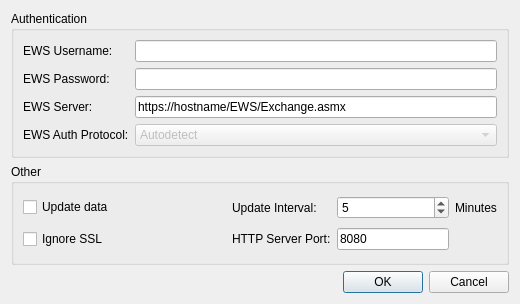
Qt form Calendar-Infoscreen/ui/Preferences.ui (karivatj/Script-Tools) before a commit.
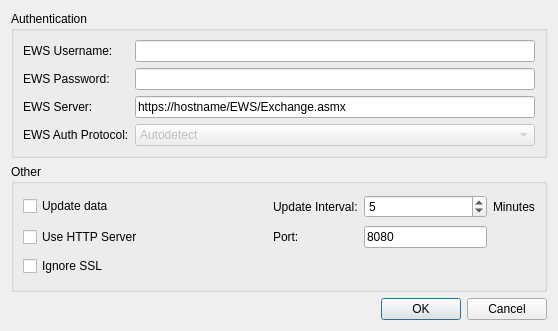
The same form after that commit.

Commit message: Moved server launch widget to Preferences

Diff of the .ui file:
```diff
--- a/Calendar-Infoscreen/ui/Preferences.ui
+++ b/Calendar-Infoscreen/ui/Preferences.ui
@@ -6,8 +6,8 @@
    <rect>
     <x>0</x>
     <y>0</y>
-    <width>520</width>
-    <height>304</height>
+    <width>558</width>
+    <height>331</height>
    </rect>
   </property>
   <property name="windowTitle">
@@ -94,17 +94,34 @@
       <string>Other</string>
      </property>
      <layout class="QGridLayout" name="gridLayout">
-      <item row="0" column="6">
-       <widget class="QSpinBox" name="spinInterval">
-        <property name="minimum">
-         <number>1</number>
+      <item row="1" column="5">
+       <widget class="QLabel" name="label_2">
+        <property name="text">
+         <string>Port:</string>
         </property>
-        <property name="value">
-         <number>5</number>
+       </widget>
+      </item>
+      <item row="1" column="1">
+       <widget class="QCheckBox" name="chkServer">
+        <property name="text">
+         <string>Use HTTP Server</string>
         </property>
        </widget>
       </item>
-      <item row="0" column="7">
+      <item row="1" column="4">
+       <spacer name="horizontalSpacer_2">
+        <property name="orientation">
+         <enum>Qt::Horizontal</enum>
+        </property>
+        <property name="sizeHint" stdset="0">
+         <size>
+          <width>40</width>
+          <height>20</height>
+         </size>
+        </property>
+       </spacer>
+      </item>
+      <item row="0" column="8">
        <widget class="QLabel" name="lblMinutes">
         <property name="text">
          <string>Minutes</string>
@@ -118,6 +135,16 @@
         </property>
        </widget>
       </item>
+      <item row="0" column="7">
+       <widget class="QSpinBox" name="spinInterval">
+        <property name="minimum">
+         <number>1</number>
+        </property>
+        <property name="value">
+         <number>5</number>
+        </property>
+       </widget>
+      </item>
       <item row="0" column="5">
        <widget class="QLabel" name="lblInterval">
         <property name="text">
@@ -138,14 +165,7 @@
         </property>
        </spacer>
       </item>
-      <item row="1" column="1">
-       <widget class="QCheckBox" name="chkSSL">
-        <property name="text">
-         <string>Ignore SSL</string>
-        </property>
-       </widget>
-      </item>
-      <item row="1" column="6">
+      <item row="1" column="7">
        <widget class="QLineEdit" name="linePort">
         <property name="inputMethodHints">
          <set>Qt::ImhFormattedNumbersOnly</set>
@@ -161,23 +181,10 @@
         </property>
        </widget>
       </item>
-      <item row="1" column="4">
-       <spacer name="horizontalSpacer_2">
-        <property name="orientation">
-         <enum>Qt::Horizontal</enum>
-        </property>
-        <property name="sizeHint" stdset="0">
-         <size>
-          <width>40</width>
-          <height>20</height>
-         </size>
-        </property>
-       </spacer>
-      </item>
-      <item row="1" column="5">
-       <widget class="QLabel" name="label_2">
+      <item row="2" column="1">
+       <widget class="QCheckBox" name="chkSSL">
         <property name="text">
-         <string>HTTP Server Port:</string>
+         <string>Ignore SSL</string>
         </property>
        </widget>
       </item>
```
The commit also changes 1 other file.
